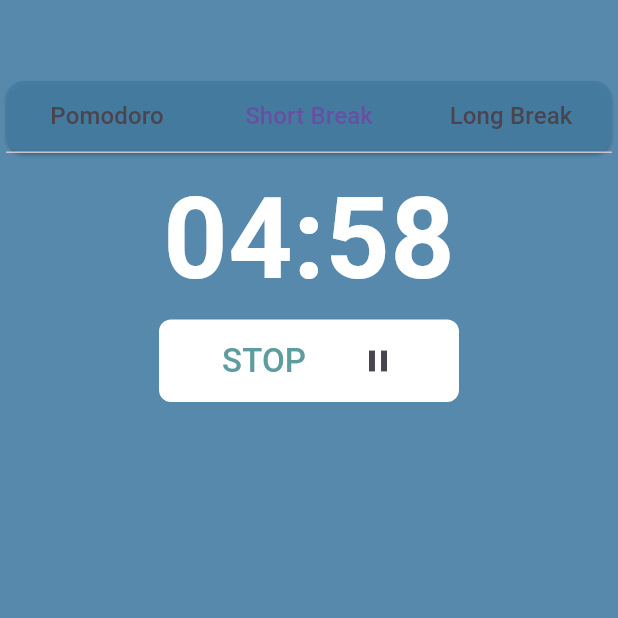
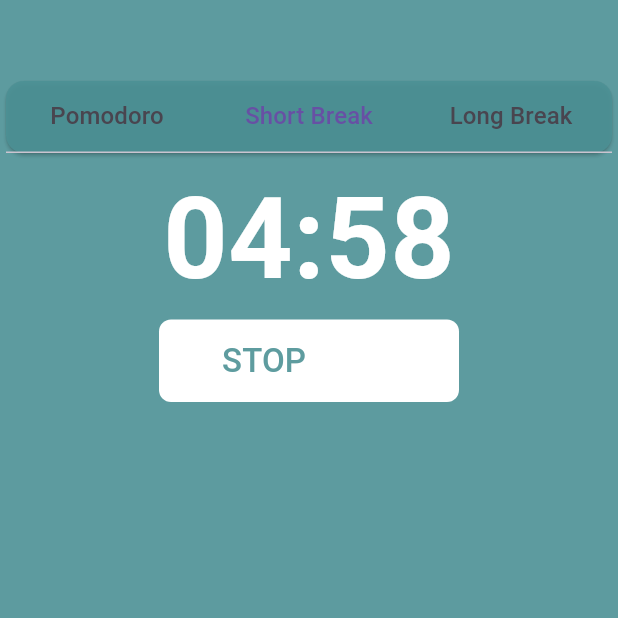
Before and after one commit to sandesh-z/pomodoro_timer, a Flutter app: the screen it shows after launch, tab 2 chosen, after a tap on "START", on a phone screen of 412 x 824 dp, the top half of it. Run offline on Flutter 3.47's test engine with Material 2 defaults, Android fonts, the phone set to English and light mode, and no system bars; our stand-ins replace flutter_bloc, freezed_annotation, get_it, injectable; Roboto replaces fonts that are missing (ArialRounded).

Commit message:
adjusting ui

```diff
--- a/lib/core/themes/themes.dart
+++ b/lib/core/themes/themes.dart
@@ -4,7 +4,7 @@
   brightness: Brightness.light,
   useMaterial3: true,
   primarySwatch: Colors.red,
-  scaffoldBackgroundColor: const Color.fromRGBO(217, 85, 80, 0.9),
+  // scaffoldBackgroundColor: const Color.fromRGBO(217, 85, 80, 0.9),
   // textButtonTheme: _kTextButtonTheme,
   textTheme: const TextTheme(
     bodyText1: TextStyle(
--- a/lib/features/pomodoro_timer_app/presentation/pages/home_page.dart
+++ b/lib/features/pomodoro_timer_app/presentation/pages/home_page.dart
@@ -19,10 +19,9 @@
   bool isStartedPomodoro = false;
   bool isStartedShortBreak = false;
   bool isStartedLongBreak = false;
+  TabController? tabController;
 
-  Timer? countDownTimer;
-  Duration myDuration = const Duration(minutes: 25);
-  Duration myShortBreakDuration = const Duration(minutes: 5);
+  Color _color = pomodoroColor;
 
   String parseDuration(Duration duration) {
     var seconds = (duration.inSeconds % 60).toString().padLeft(2, '0');
@@ -31,34 +30,57 @@
   }
 
   @override
+  void initState() {
+    super.initState();
+
+    tabController = TabController(length: 3, vsync: this);
+  }
+
+  @override
+  void dispose() {
+    tabController?.dispose();
+
+    super.dispose();
+  }
+
+  @override
   Widget build(BuildContext context) {
-    TabController tabController = TabController(length: 3, vsync: this);
-
     return Scaffold(
-      backgroundColor: longBreakColor,
+      backgroundColor: _color,
       body: Column(
         children: [
           const SizedBox(height: 50),
           Card(
-            color: longBreakColor,
+            color: _color,
             child: TabBar(
               controller: tabController,
               onTap: (id) {
                 if (id == 0) {
+                  setState(() {
+                    _color = pomodoroColor;
+                  });
                   BlocProvider.of<PomodoroBloc>(context).add(
                       const PomodoroEvent.resetPressed(
                           resetValue: Duration(minutes: 25)));
                 }
                 if (id == 1) {
+                  setState(() {
+                    _color = shortBreakColor;
+                  });
                   BlocProvider.of<PomodoroBloc>(context).add(
                       const PomodoroEvent.resetPressed(
                           resetValue: Duration(minutes: 5)));
                 }
                 if (id == 2) {
+                  setState(() {
+                    _color = longBreakColor;
+                  });
                   BlocProvider.of<PomodoroBloc>(context).add(
                       const PomodoroEvent.resetPressed(
                           resetValue: Duration(minutes: 10)));
                 }
+
+                tabController?.animateTo(id, curve: Curves.linear);
               },
               physics: const NeverScrollableScrollPhysics(),
               indicatorColor: Colors.transparent,
--- a/lib/features/pomodoro_timer_app/presentation/pages/long_break_page.dart
+++ b/lib/features/pomodoro_timer_app/presentation/pages/long_break_page.dart
@@ -1,5 +1,6 @@
 import 'package:flutter/material.dart';
 import 'package:flutter_bloc/flutter_bloc.dart';
+import 'package:my_pomodoro_timer/core/themes/my_globals.dart';
 
 import '../bloc/pomodoro_bloc.dart';
 
@@ -89,7 +90,12 @@
                           )),
                       const SizedBox(width: 12),
                       IconButton(
-                          onPressed: () {}, icon: const Icon(Icons.pause)),
+                          onPressed: () {},
+                          icon: const Icon(
+                            Icons.skip_next,
+                            color: Colors.white,
+                            size: 22,
+                          )),
                     ],
                   )
                 : TextButton(
@@ -106,11 +112,9 @@
                               decrementValue: Duration(seconds: 1)));
                       // isStartedShortBreak = true;
                     },
-                    child: const Text(
+                    child: Text(
                       'START',
-                      style: TextStyle(
-                          fontSize: 22,
-                          color: Color.fromRGBO(76, 145, 149, 0.9)),
+                      style: TextStyle(fontSize: 22, color: longBreakColor),
                     ),
                   ),
           ),
--- a/lib/features/pomodoro_timer_app/presentation/pages/pomodoro_page.dart
+++ b/lib/features/pomodoro_timer_app/presentation/pages/pomodoro_page.dart
@@ -1,5 +1,6 @@
 import 'package:flutter/material.dart';
 import 'package:flutter_bloc/flutter_bloc.dart';
+import 'package:my_pomodoro_timer/core/themes/my_globals.dart';
 
 import '../bloc/pomodoro_bloc.dart';
 
@@ -22,6 +23,7 @@
   Widget build(BuildContext context) {
     return Container(
       child: Column(
+        mainAxisSize: MainAxisSize.min,
         children: [
           BlocConsumer<PomodoroBloc, PomodoroState>(
             listener: (context, state) {
@@ -60,18 +62,21 @@
               );
             },
           ),
+          isStartedPomodoro
+              ? Row(
+                  mainAxisAlignment: MainAxisAlignment.end,
+                  mainAxisSize: MainAxisSize.min,
+                  children: [
                     Container(
+                      // alignment: Alignment.center,
+                      // padding: const EdgeInsets.only(left: 50),
                       decoration: BoxDecoration(
                         borderRadius: BorderRadius.circular(8),
                         color: Colors.white,
                       ),
                       height: 55,
                       width: 200,
-            child: isStartedPomodoro
-                ? Row(
-                    mainAxisAlignment: MainAxisAlignment.center,
-                    children: [
-                      TextButton(
+                      child: TextButton(
                           onPressed: () {
                             setState(() {
                               isStartedPomodoro = false;
@@ -80,18 +85,30 @@
                                 const PomodoroEvent.resetPressed(
                                     resetValue: Duration(minutes: 25)));
                           },
-                          child: const Text(
+                          child: Text(
                             'STOP',
-                            style: TextStyle(
-                                fontSize: 22,
-                                color: Color.fromRGBO(76, 145, 149, 0.9)),
+                            style:
+                                TextStyle(fontSize: 22, color: pomodoroColor),
                           )),
+                    ),
                     const SizedBox(width: 12),
                     IconButton(
-                          onPressed: () {}, icon: const Icon(Icons.pause)),
+                        onPressed: () {},
+                        icon: const Icon(
+                          Icons.skip_next,
+                          color: Colors.white,
+                          size: 35,
+                        )),
                   ],
                 )
-                : TextButton(
+              : Container(
+                  decoration: BoxDecoration(
+                    borderRadius: BorderRadius.circular(8),
+                    color: Colors.white,
+                  ),
+                  height: 55,
+                  width: 200,
+                  child: TextButton(
                     onPressed: () {
                       setState(() {
                         isStartedPomodoro = true;
@@ -105,11 +122,9 @@
                               decrementValue: Duration(seconds: 1)));
                       // isStartedShortBreak = true;
                     },
-                    child: const Text(
+                    child: Text(
                       'START',
-                      style: TextStyle(
-                          fontSize: 22,
-                          color: Color.fromRGBO(76, 145, 149, 0.9)),
+                      style: TextStyle(fontSize: 22, color: pomodoroColor),
                     ),
                   ),
                 ),
--- a/lib/features/pomodoro_timer_app/presentation/pages/short_break_page.dart
+++ b/lib/features/pomodoro_timer_app/presentation/pages/short_break_page.dart
@@ -1,5 +1,6 @@
 import 'package:flutter/material.dart';
 import 'package:flutter_bloc/flutter_bloc.dart';
+import 'package:my_pomodoro_timer/core/themes/my_globals.dart';
 
 import '../bloc/pomodoro_bloc.dart';
 
@@ -83,7 +84,9 @@
                           )),
                       const SizedBox(width: 12),
                       IconButton(
-                          onPressed: () {}, icon: const Icon(Icons.pause)),
+                          onPressed: () {},
+                          icon: const Icon(Icons.skip_next,
+                              color: Colors.white, size: 22)),
                     ],
                   )
                 : TextButton(
@@ -100,11 +103,9 @@
                               decrementValue: Duration(seconds: 1)));
                       // isStartedShortBreak = true;
                     },
-                    child: const Text(
+                    child: Text(
                       'START',
-                      style: TextStyle(
-                          fontSize: 22,
-                          color: Color.fromRGBO(76, 145, 149, 0.9)),
+                      style: TextStyle(fontSize: 22, color: shortBreakColor),
                     ),
                   ),
           ),
```
Lines whose indentation alone changed are shown as unchanged.
